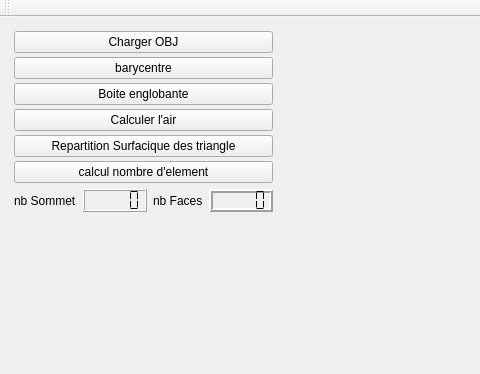
The window that starterLight/mainwindow.ui (Arnaud04/Programmation_Graphique_S3) describes before a commit, drawn with Qt 5; both pictures show x 0 to 480 and y 0 to 374 of the 652 by 489 pixel window.
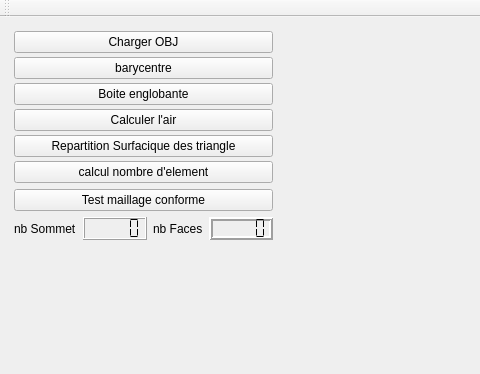
The same window after the commit. Custom widgets are drawn as their Qt base class.

The edit to the form file:
```diff
--- a/starterLight/mainwindow.ui
+++ b/starterLight/mainwindow.ui
@@ -95,6 +95,13 @@
            </property>
           </widget>
          </item>
+         <item>
+          <widget class="QPushButton" name="meshIsValid">
+           <property name="text">
+            <string>Test maillage conforme</string>
+           </property>
+          </widget>
+         </item>
          <item>
           <layout class="QHBoxLayout" name="horizontalLayout_9">
            <item>
```
